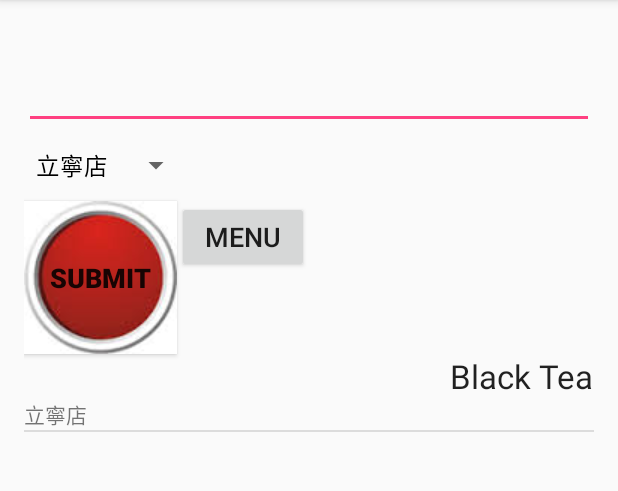
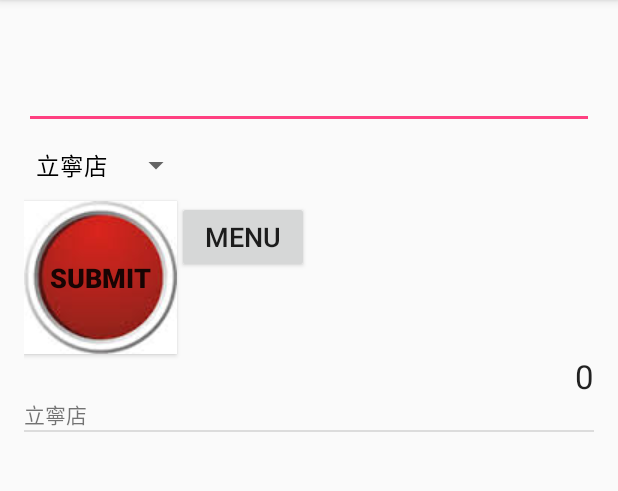
Before and after one commit to shaun316229/android-class-272, an Android app: the screen it shows after launch (MainActivity), after a tap on "SUBMIT", on a phone screen of 412 x 824 dp, the part 84-575 px from its top. Run offline under Robolectric (Android 15) with nearby library versions, the phone set to English and light mode, and no system bars.

Commit message:
sharedPreference  save uistate

```diff
--- a/SimpleUI/app/src/main/java/com/example/user/simpleui/MainActivity.java
+++ b/SimpleUI/app/src/main/java/com/example/user/simpleui/MainActivity.java
@@ -1,8 +1,12 @@
 package com.example.user.simpleui;
 
 import android.content.Intent;
+import android.content.SharedPreferences;
+import android.preference.EditTextPreference;
 import android.support.v7.app.AppCompatActivity;
 import android.os.Bundle;
+import android.text.Editable;
+import android.text.TextWatcher;
 import android.util.Log;
 import android.view.View;
 import android.widget.AdapterView;
@@ -31,7 +35,11 @@ public class MainActivity extends AppCompatActivity {
     Spinner spinner;
     String drink="Black Tea";
 
+    ArrayList<DrinkOrder> drinkOrderList = new ArrayList<>();
     List<Order> data = new ArrayList<>();
+
+    SharedPreferences sharedPreferences;
+    SharedPreferences.Editor editor;
     @Override
     protected void onCreate(Bundle savedInstanceState) {
         super.onCreate(savedInstanceState);
@@ -42,6 +50,29 @@ public class MainActivity extends AppCompatActivity {
         radioGroup=(RadioGroup)findViewById(R.id.radiogroup);
         listView=(ListView)findViewById(R.id.listView);
         spinner=(Spinner)findViewById(R.id.spinner);
+
+        sharedPreferences = getSharedPreferences("UIState",MODE_PRIVATE);
+        editor = sharedPreferences.edit();
+
+        editText.setText(sharedPreferences.getString("editText",""));
+        editText.addTextChangedListener(new TextWatcher() {
+            @Override
+            public void beforeTextChanged(CharSequence s, int start, int count, int after) {
+
+            }
+
+            @Override
+            public void onTextChanged(CharSequence s, int start, int before, int count) {
+                editor.putString("editText",editText.getText().toString());
+                editor.apply();
+
+            }
+
+            @Override
+            public void afterTextChanged(Editable s) {
+
+            }
+        });
 
         radioGroup.setOnCheckedChangeListener(new RadioGroup.OnCheckedChangeListener() {
             @Override
@@ -113,10 +144,12 @@ public class MainActivity extends AppCompatActivity {
         Order order = new Order();
 
         order.note = text;
-        order.drink = drink;
+        order.drinkOrderList = drinkOrderList;
         order.storeInfo = (String)spinner.getSelectedItem();
 
         data.add(order);
+
+        drinkOrderList = new ArrayList<>();
         setupListView();
 
 
@@ -125,6 +158,7 @@ public class MainActivity extends AppCompatActivity {
     public void goToMenu(View view)
     {
         Intent intent = new Intent();//兩個Activity要互相溝通
+        intent.putExtra("result",drinkOrderList);
         intent.setClass(this,DrinkMenuActivity.class);//設定哪個Activity要到哪個Activity
         startActivityForResult(intent,REQUEST_CODE_DRINK_MENU_ACTIVITY);//drinkmenuActivity會被疊在MainActivity上
     }
@@ -136,8 +170,8 @@ public class MainActivity extends AppCompatActivity {
         {
             if(resultCode == RESULT_OK)
             {
-                String result = data.getStringExtra("result");
-                Toast.makeText(this,result,Toast.LENGTH_LONG).show();
+                drinkOrderList = data.getParcelableArrayListExtra("result");
+//                Toast.makeText(this,result,Toast.LENGTH_LONG).show();
             }
             else
             {
--- a/SimpleUI/app/src/main/java/com/example/user/simpleui/Order.java
+++ b/SimpleUI/app/src/main/java/com/example/user/simpleui/Order.java
@@ -1,4 +1,6 @@
 package com.example.user.simpleui;
+
+import java.util.List;
 
 /**
  * Created by user on 2016/8/10.
@@ -6,5 +8,15 @@ package com.example.user.simpleui;
 public class Order {
     String note;
     String storeInfo;
-    String drink;
+    List<DrinkOrder> drinkOrderList;
+
+    public int getTotal()
+    {
+        int total = 0;
+        for(DrinkOrder drinkOrder : drinkOrderList)
+        {
+            total += drinkOrder.INumber*drinkOrder.drink.IPrice + drinkOrder.mNumber*drinkOrder.drink.mPrice;
+        }
+        return total;
+    }
 }
--- a/SimpleUI/app/src/main/java/com/example/user/simpleui/OrderAdapter.java
+++ b/SimpleUI/app/src/main/java/com/example/user/simpleui/OrderAdapter.java
@@ -67,7 +67,7 @@ public class OrderAdapter extends BaseAdapter {
         Order order = orders.get(position);//拿出資料
         holder.noteTextView.setText(order.note);
         holder.storeInfoTextView.setText(order.storeInfo);
-        holder.drinkTextView.setText(order.drink);
+        holder.drinkTextView.setText(String.valueOf(order.getTotal()));//顯示價錢
 
         return convertView;
     }
```
Also changed, not shown: SimpleUI/app/src/main/java/com/example/user/simpleui/DrinkMenuActivity.java (+8 -2 lines).
